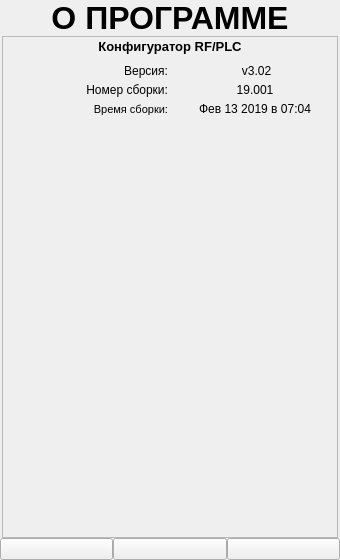
Old version of the form ANDROID_FORMS/about_form.ui in the repository DavidSiegman/PLC_RF_Configurator.
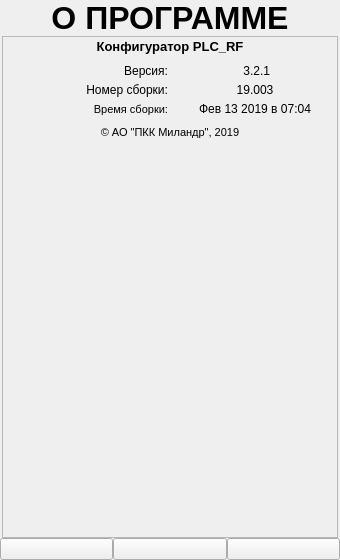
New version of the form. Icons and pictures are not drawn.

```diff
--- a/ANDROID_FORMS/about_form.ui
+++ b/ANDROID_FORMS/about_form.ui
@@ -136,7 +136,7 @@
              </font>
             </property>
             <property name="text">
-             <string>Конфигуратор RF/PLC</string>
+             <string>Конфигуратор PLC_RF</string>
             </property>
             <property name="alignment">
              <set>Qt::AlignCenter</set>
@@ -222,7 +222,7 @@
                </font>
               </property>
               <property name="text">
-               <string> v3.02</string>
+               <string> 3.2.1</string>
               </property>
               <property name="alignment">
                <set>Qt::AlignCenter</set>
@@ -284,7 +284,7 @@
                </font>
               </property>
               <property name="text">
-               <string>19.001</string>
+               <string>19.003</string>
               </property>
               <property name="alignment">
                <set>Qt::AlignCenter</set>
@@ -293,6 +293,22 @@
             </item>
            </layout>
           </item>
+          <item>
+           <widget class="QLabel" name="label">
+            <property name="font">
+             <font>
+              <family>Microsoft YaHei UI</family>
+              <pointsize>8</pointsize>
+             </font>
+            </property>
+            <property name="text">
+             <string>© АО &quot;ПКК Миландр&quot;, 2019</string>
+            </property>
+            <property name="alignment">
+             <set>Qt::AlignCenter</set>
+            </property>
+           </widget>
+          </item>
           <item>
            <spacer name="verticalSpacer">
             <property name="orientation">
```
